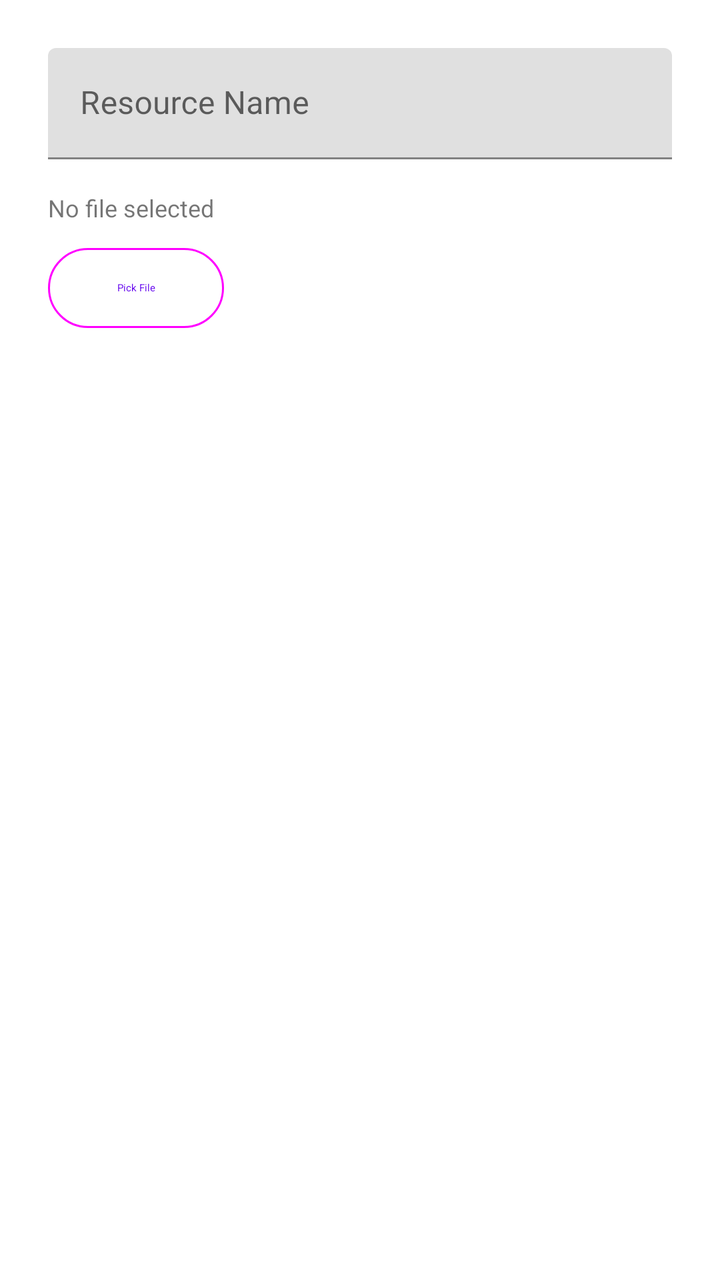
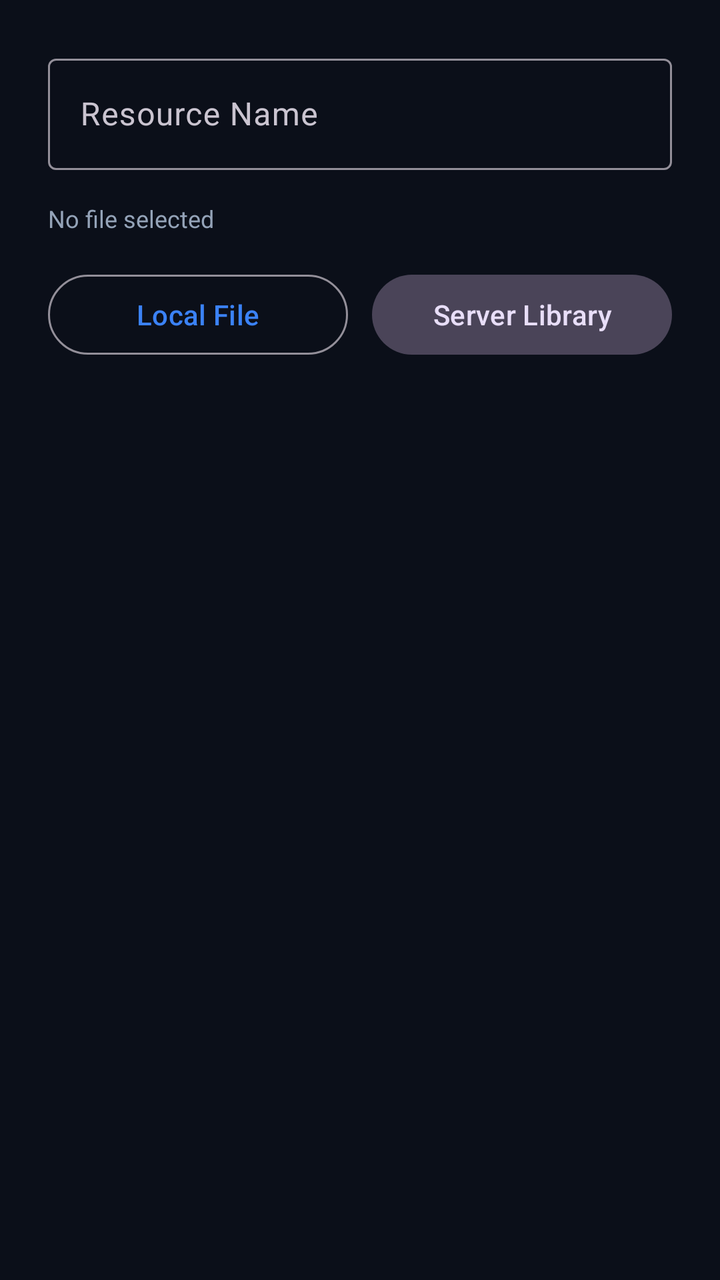

An Android layout rendered at two revisions. The XML below is the earlier revision; the diff shows what the commit changed to produce the second picture.
<!-- AndroidManifest.xml: application theme GdxTheme -->
<!-- res/layout/dialog_edit_resource.xml -->
<?xml version="1.0" encoding="utf-8"?>
<LinearLayout xmlns:android="http://schemas.android.com/apk/res/android"
    android:layout_width="match_parent"
    android:layout_height="wrap_content"
    android:orientation="vertical"
    android:padding="24dp">

    <com.google.android.material.textfield.TextInputLayout
        android:layout_width="match_parent"
        android:layout_height="wrap_content"
        android:hint="Resource Name">

        <com.google.android.material.textfield.TextInputEditText
            android:id="@+id/resource_name_input"
            android:layout_width="match_parent"
            android:layout_height="wrap_content"
            android:inputType="text" />
    </com.google.android.material.textfield.TextInputLayout>

    <TextView
        android:id="@+id/resource_path_text"
        android:layout_width="match_parent"
        android:layout_height="wrap_content"
        android:layout_marginTop="16dp"
        android:text="No file selected"
        android:textSize="12sp" />

    <com.google.android.material.button.MaterialButton
        android:id="@+id/pick_file_button"
        style="@style/Widget.Material3.Button.OutlinedButton"
        android:layout_width="wrap_content"
        android:layout_height="wrap_content"
        android:layout_marginTop="8dp"
        android:text="Pick File" />

</LinearLayout>
<!-- resources referenced by this layout -->
<resources>
  <style name="GdxTheme" parent="Theme.MaterialComponents.DayNight.NoActionBar">
          <item name="android:windowFullscreen">true</item>
          <item name="android:colorBackground">@color/background</item>
      </style>
  <color name="background">#FFFFFFFF</color>
</resources>

<!-- the commit's change to res/layout/dialog_edit_resource.xml (unified diff, before → after) -->
@@ -1,5 +1,6 @@
 <?xml version="1.0" encoding="utf-8"?>
 <LinearLayout xmlns:android="http://schemas.android.com/apk/res/android"
+    xmlns:app="http://schemas.android.com/apk/res-auto"
     android:layout_width="match_parent"
     android:layout_height="wrap_content"
     android:orientation="vertical"
@@ -14,7 +15,8 @@
             android:id="@+id/resource_name_input"
             android:layout_width="match_parent"
             android:layout_height="wrap_content"
-            android:inputType="text" />
+            android:inputType="text"
+            android:textColor="@color/text_primary" />
     </com.google.android.material.textfield.TextInputLayout>
 
     <TextView
@@ -22,15 +24,34 @@
         android:layout_width="match_parent"
         android:layout_height="wrap_content"
         android:layout_marginTop="16dp"
+        android:ellipsize="middle"
+        android:maxLines="2"
         android:text="No file selected"
+        android:textColor="@color/text_secondary"
         android:textSize="12sp" />
 
-    <com.google.android.material.button.MaterialButton
-        android:id="@+id/pick_file_button"
-        style="@style/Widget.Material3.Button.OutlinedButton"
-        android:layout_width="wrap_content"
+    <LinearLayout
+        android:layout_width="match_parent"
         android:layout_height="wrap_content"
-        android:layout_marginTop="8dp"
-        android:text="Pick File" />
+        android:layout_marginTop="16dp"
+        android:orientation="horizontal">
 
+        <com.google.android.material.button.MaterialButton
+            android:id="@+id/pick_file_button"
+            style="@style/Widget.Material3.Button.OutlinedButton"
+            android:layout_width="0dp"
+            android:layout_height="wrap_content"
+            android:layout_marginEnd="6dp"
+            android:layout_weight="1"
+            android:text="Local File" />
+
+        <com.google.android.material.button.MaterialButton
+            android:id="@+id/server_library_button"
+            style="@style/Widget.Material3.Button.TonalButton"
+            android:layout_width="0dp"
+            android:layout_height="wrap_content"
+            android:layout_marginStart="6dp"
+            android:layout_weight="1"
+            android:text="Server Library" />
+    </LinearLayout>
 </LinearLayout>
<!-- resource entries referenced after the edit -->
@@ -1,9 +1,22 @@
 <!-- resources referenced by this layout -->
 <resources>
-  <style name="GdxTheme" parent="Theme.MaterialComponents.DayNight.NoActionBar">
-          <item name="android:windowFullscreen">true</item>
-          <item name="android:colorBackground">@color/background</item>
+  <color name="text_primary">#F8FAFC</color>
+  <color name="text_secondary">#94A3B8</color>
+  <style name="GdxTheme" parent="Theme.Material3.Dark.NoActionBar">
+          <item name="android:windowBackground">@color/bg_dark</item>
+          <item name="android:colorBackground">@color/bg_dark</item>
+          <item name="colorSurface">@color/bg_surface</item>
+          <item name="colorPrimary">@color/primary</item>
+          <item name="colorSecondary">@color/accent</item>
+          <item name="android:textColorPrimary">@color/text_primary</item>
+          <item name="android:textColorSecondary">@color/text_secondary</item>
+          <item name="android:navigationBarColor">@color/bottom_nav_bg</item>
+          <item name="android:statusBarColor">@color/bg_dark</item>
       </style>
-  <color name="background">#FFFFFFFF</color>
+  <color name="bg_dark">#0B0F19</color>
+  <color name="bg_surface">#151C2C</color>
+  <color name="primary">#3B82F6</color>
+  <color name="accent">#8B5CF6</color>
+  <color name="bottom_nav_bg">#0F172A</color>
 </resources>
 
